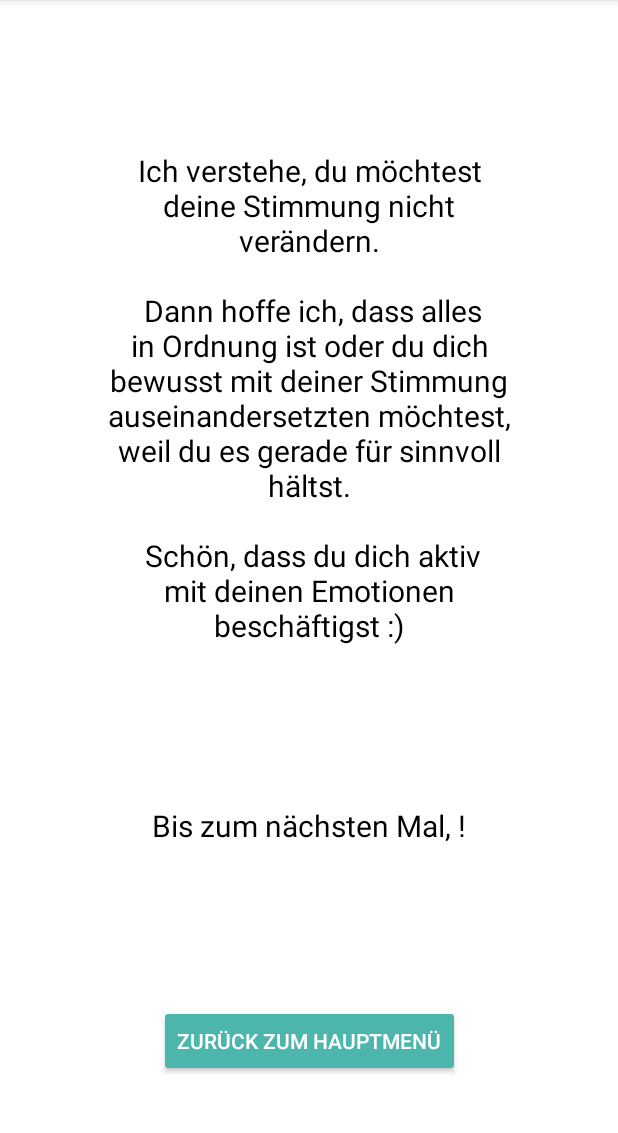
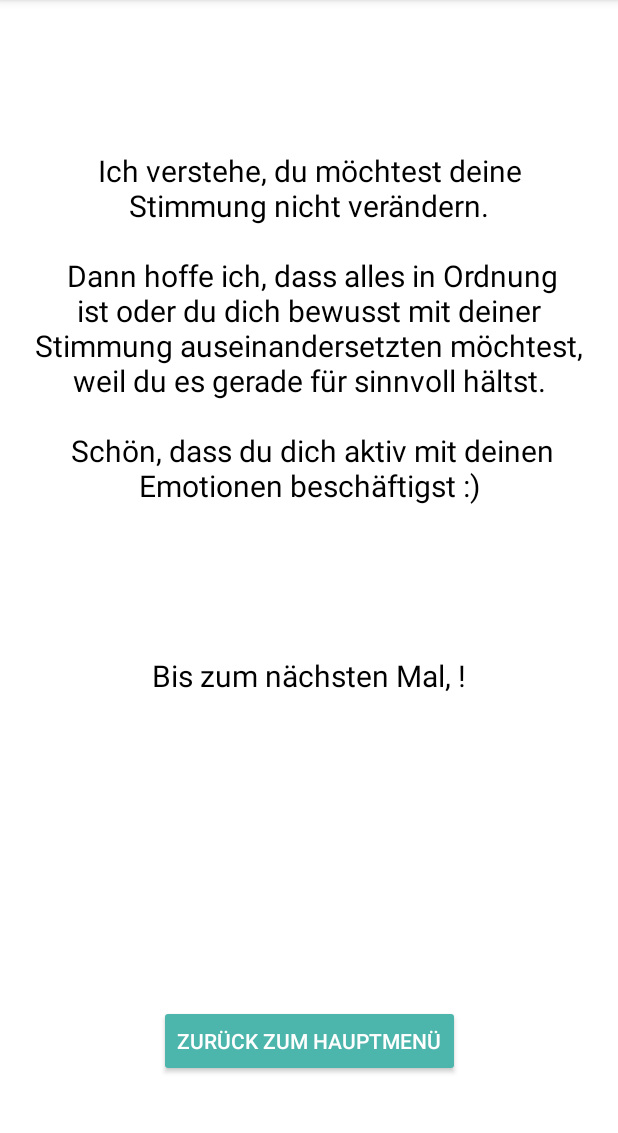
Before and after one commit to LauraGroettrup/MindMirror, an Android app: the EarlyEnd screen opened directly, with no data from a screen before it, on a phone screen of 412 x 824 dp, the part 84-1217 px from its top. Run offline under Robolectric (Android 15) with nearby library versions, the phone set to English and light mode, and no system bars; our stand-ins replace Firebase (no records; nobody signed in at launch, a user with empty details on screens opened directly); 2 statements that could not run were skipped.

Commit message:
strings, creative_start, early_end

```diff
--- a/app/src/main/res/layout/creative_start.xml
+++ b/app/src/main/res/layout/creative_start.xml
@@ -23,7 +23,7 @@
         android:layout_width="wrap_content"
         android:layout_height="wrap_content"
         android:layout_marginTop="@dimen/distance_text_top"
-        android:text="Dieser Zugang erfolgt über unser Unterbewusstsein und ist besonders für Personen, die sich bisher noch kaum mir ihren Gefühlen auseinandergesetzt haben, zu empfehlen. Er ermutigt uns, unserem Bauchgefühl zu folgen, das in Bruchteilen von Sekunden meist mehr weiß, als wir rational erfassen können."
+        android:text="Dieser Zugang erfolgt über unser Unterbewusstsein. Er ermutigt uns, unserem Bauchgefühl zu folgen, das in Bruchteilen von Sekunden oft mehr erfassen kann, als wir das mit unserem Verstand können."
         android:textAlignment="center"
         android:textColor="#E5000000"
         app:layout_constraintEnd_toEndOf="parent"
--- a/app/src/main/res/layout/early_end.xml
+++ b/app/src/main/res/layout/early_end.xml
@@ -7,10 +7,10 @@
 
     <TextView
         android:id="@+id/lblEarlyEndDescription"
-        android:layout_width="0dp"
+        android:layout_width="wrap_content"
         android:layout_height="wrap_content"
         android:layout_marginStart="@dimen/distance_text_side"
-        android:layout_marginTop="@dimen/biiig"
+        android:layout_marginTop="100dp"
         android:layout_marginEnd="@dimen/distance_text_side"
         android:text="@string/early_end_description"
         app:layout_constraintEnd_toEndOf="parent"
@@ -25,7 +25,8 @@
         app:layout_constraintBottom_toTopOf="@+id/btnBackToMain"
         app:layout_constraintEnd_toEndOf="parent"
         app:layout_constraintStart_toStartOf="parent"
-        app:layout_constraintTop_toBottomOf="@+id/lblEarlyEndDescription" />
+        app:layout_constraintTop_toBottomOf="@+id/lblEarlyEndDescription"
+        app:layout_constraintVertical_bias="0.326" />
 
     <Button
         android:id="@+id/btnBackToMain"
--- a/app/src/main/res/values/strings.xml
+++ b/app/src/main/res/values/strings.xml
@@ -11,7 +11,7 @@
     <string name="registration_description">Schön, dass du dich hier angemeldet hast. \nMindMirror ermöglicht es dir, dich selber besser kennenzulernen und deine Gefühle besser zu verstehen. Dadurch kannst du langfristig selbst bestimmen, wie du mit ihnen umgehst.</string>
     <string name="login">Login</string>
     <string name="login_name_or_email">Bitte gebe deinen Username oder deine Email an:</string>
-    <string name="login_password">Bitte gebe dein Passwort ein</string>
+    <string name="login_password">Bitte gebe dein Passwort ein:</string>
     <string name="logo">Logo</string>
     <string name="hello">Hallo %1$s!</string>
     <string name="wellbeing">Ich freue mich, dich bei der Erforschung deiner Emotionen begleiten zu dürfen. Gemeinsam werden wir entdecken, was dich bewegt, warum das so ist und welche Handlungsmöglichkeiten du hast.</string>
```
Also changed, not shown: 1 other file.
